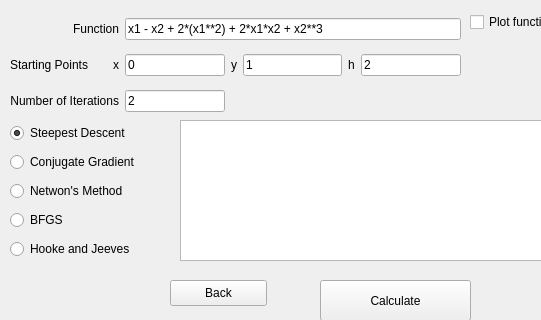
This is multivariable.ui in MaxGiuP/General_Function_Minimiser as Qt 5 draws it before an edit; both pictures show x 0 to 541 and y 0 to 320 of the 800 by 600 pixel window. The edited form follows.
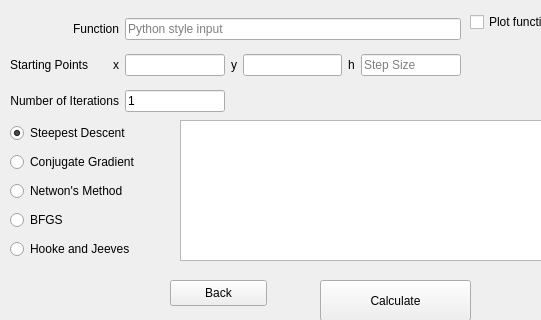
This is the edited form.

Diff of the .ui file:
```diff
--- a/multivariable.ui
+++ b/multivariable.ui
@@ -74,11 +74,7 @@
     </property>
     <layout class="QGridLayout" name="gridLayout">
      <item row="1" column="2">
-      <widget class="QLineEdit" name="txtx">
-       <property name="text">
-        <string>0</string>
-       </property>
-      </widget>
+      <widget class="QLineEdit" name="txtx"/>
      </item>
      <item row="1" column="0">
       <widget class="QLabel" name="label_2">
@@ -107,28 +103,27 @@
      <item row="0" column="2" colspan="5">
       <widget class="QLineEdit" name="txtFunction">
        <property name="text">
-        <string>x1 - x2 + 2*(x1**2) + 2*x1*x2 + x2**3</string>
+        <string/>
+       </property>
+       <property name="placeholderText">
+        <string>Python style input</string>
        </property>
       </widget>
      </item>
      <item row="1" column="6">
       <widget class="QLineEdit" name="txth">
-       <property name="text">
-        <string>2</string>
+       <property name="placeholderText">
+        <string>Step Size</string>
        </property>
       </widget>
      </item>
      <item row="1" column="4">
-      <widget class="QLineEdit" name="txty">
-       <property name="text">
-        <string>1</string>
-       </property>
-      </widget>
+      <widget class="QLineEdit" name="txty"/>
      </item>
      <item row="2" column="2">
       <widget class="QLineEdit" name="txtIterations">
        <property name="text">
-        <string>2</string>
+        <string>1</string>
        </property>
       </widget>
      </item>
```
